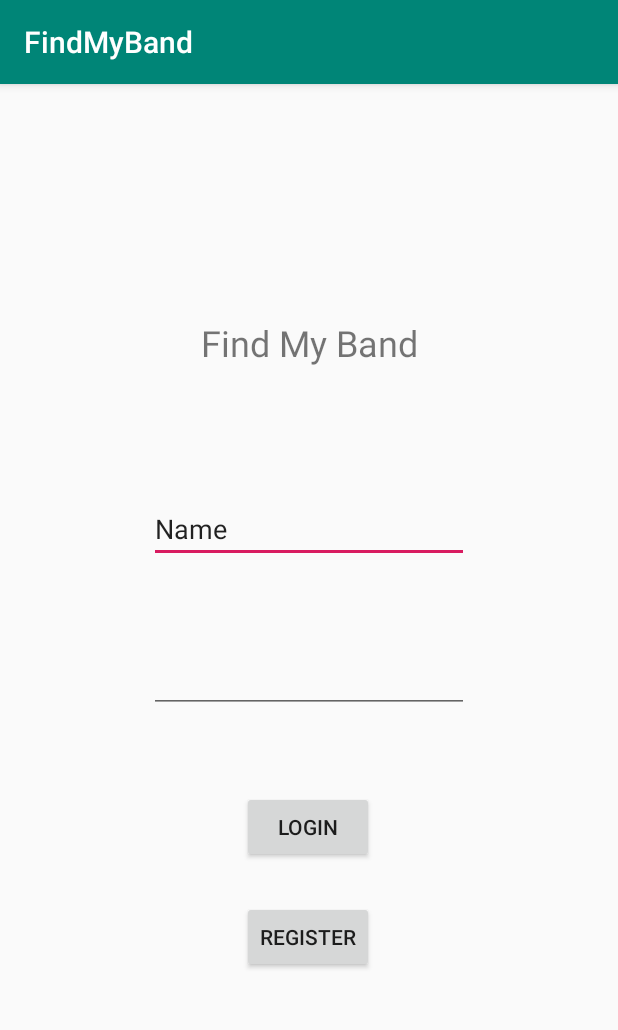
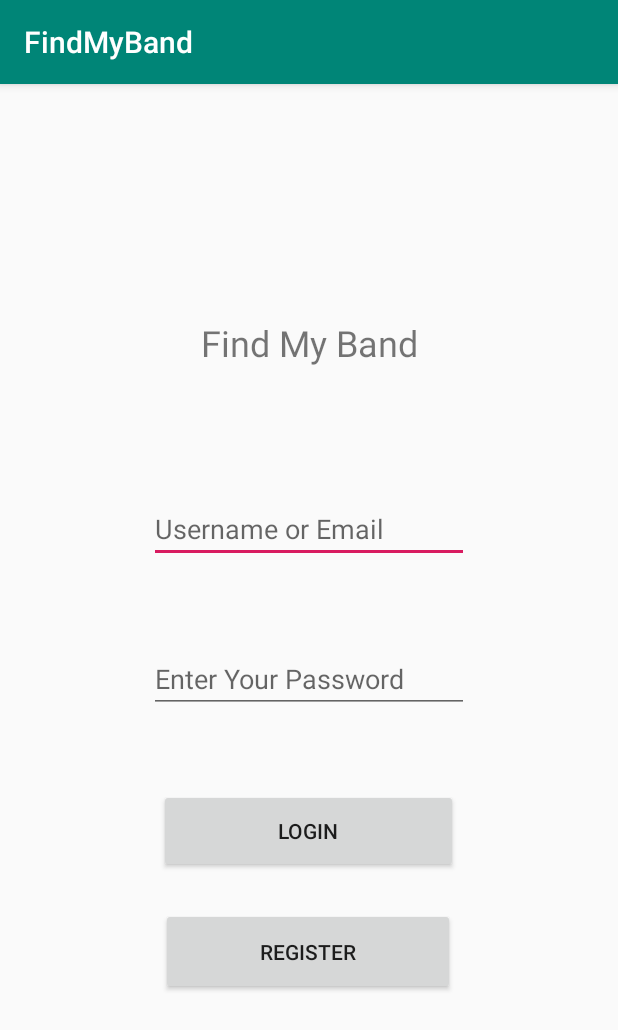
Before and after one commit to Oliverac28/FindMyBand, an Android app: the screen it shows after launch (MainActivity), on a phone screen of 412 x 824 dp. Shown: the top 1030 px of the screen. Run offline under Robolectric (Android 15) with nearby library versions, the phone set to English and light mode, and no system bars.

Commit message:
Merge branch 'master' of https://github.com/Oliverac28/FindMyBand
# Conflicts:
#	app/src/main/java/com/example/findmyband/discovery.java

```diff
--- a/app/src/main/AndroidManifest.xml
+++ b/app/src/main/AndroidManifest.xml
@@ -1,6 +1,8 @@
 <?xml version="1.0" encoding="utf-8"?>
 <manifest xmlns:android="http://schemas.android.com/apk/res/android"
     package="com.example.findmyband">
+
+    <uses-permission android:name="android.permission.INTERNET" />
 
     <application
         android:allowBackup="true"
@@ -9,6 +11,7 @@
         android:roundIcon="@mipmap/ic_launcher_round"
         android:supportsRtl="true"
         android:theme="@style/AppTheme">
+        <activity android:name=".registration"></activity>
         <activity
             android:name=".account"
             android:theme="@style/AppTheme.NoActionBar" />
@@ -30,6 +33,4 @@
         </activity>
     </application>
 
-    <uses-permission android:name="android.permission.INTERNET"/>
-
 </manifest>
--- a/app/src/main/java/com/example/findmyband/MainActivity.java
+++ b/app/src/main/java/com/example/findmyband/MainActivity.java
@@ -1,20 +1,52 @@
 package com.example.findmyband;
 
 import android.content.Intent;
-import android.support.v7.app.AppCompatActivity;
+import androidx.appcompat.app.AppCompatActivity;
 import android.os.Bundle;
 import android.view.View;
+import android.widget.Button;
 
 public class MainActivity extends AppCompatActivity {
+
+    private Button mLogin, mRegister;
+
+
 
     @Override
     protected void onCreate(Bundle savedInstanceState) {
         super.onCreate(savedInstanceState);
         setContentView(R.layout.activity_main);
+
+        mLogin = (Button)findViewById(R.id.loginBtn);
+        mRegister = (Button)findViewById(R.id.registerBtn);
+
+
+        mLogin.setOnClickListener(new View.OnClickListener() {
+            @Override
+            public void onClick(View v) {
+                Intent intent = new Intent(MainActivity.this, discovery.class);
+                startActivity( intent );
+                finish();
+                return;
+            }
+        });
+
+        mRegister.setOnClickListener(new View.OnClickListener() {
+            @Override
+            public void onClick(View v) {
+
+                Intent intent = new Intent(MainActivity.this, registration.class);
+                startActivity( intent );
+                finish();
+                return;
+
+            }
+        });
     }
 
     public void login(View view){
         Intent intent = new Intent(getApplicationContext(), discovery.class);
         startActivity(intent);
     }
+
 }
--- a/app/src/main/res/layout/activity_main.xml
+++ b/app/src/main/res/layout/activity_main.xml
@@ -1,5 +1,5 @@
 <?xml version="1.0" encoding="utf-8"?>
-<android.support.constraint.ConstraintLayout xmlns:android="http://schemas.android.com/apk/res/android"
+<androidx.constraintlayout.widget.ConstraintLayout xmlns:android="http://schemas.android.com/apk/res/android"
     xmlns:app="http://schemas.android.com/apk/res-auto"
     xmlns:tools="http://schemas.android.com/tools"
     android:layout_width="match_parent"
@@ -22,8 +22,8 @@
         android:layout_width="wrap_content"
         android:layout_height="wrap_content"
         android:ems="10"
+        android:hint="Username or Email"
         android:inputType="textPersonName"
-        android:text="Name"
         app:layout_constraintBottom_toBottomOf="parent"
         app:layout_constraintEnd_toEndOf="parent"
         app:layout_constraintStart_toStartOf="parent"
@@ -32,16 +32,15 @@
 
     <Button
         android:id="@+id/loginBtn"
-        android:layout_width="wrap_content"
-        android:layout_height="wrap_content"
+        android:layout_width="199dp"
+        android:layout_height="56dp"
         android:text="Login"
         app:layout_constraintBottom_toBottomOf="parent"
         app:layout_constraintEnd_toEndOf="parent"
         app:layout_constraintHorizontal_bias="0.498"
         app:layout_constraintStart_toStartOf="parent"
         app:layout_constraintTop_toBottomOf="@+id/passwordTxt"
-        app:layout_constraintVertical_bias="0.174"
-        android:onClick="login"/>
+        app:layout_constraintVertical_bias="0.174" />
 
     <EditText
         android:id="@+id/passwordTxt"
@@ -49,22 +48,23 @@
         android:layout_height="wrap_content"
         android:layout_marginTop="100dp"
         android:ems="10"
+        android:hint="Enter Your Password"
         android:inputType="textPassword"
         app:layout_constraintEnd_toEndOf="parent"
         app:layout_constraintStart_toStartOf="parent"
         app:layout_constraintTop_toTopOf="@+id/editText" />
 
     <Button
-        android:id="@+id/registerButton"
-        android:layout_width="wrap_content"
-        android:layout_height="wrap_content"
+        android:id="@+id/registerBtn"
+        android:layout_width="196dp"
+        android:layout_height="58dp"
+        android:onClick="login"
         android:text="Register"
         app:layout_constraintBottom_toBottomOf="parent"
         app:layout_constraintEnd_toEndOf="parent"
         app:layout_constraintHorizontal_bias="0.498"
         app:layout_constraintStart_toStartOf="parent"
         app:layout_constraintTop_toBottomOf="@+id/loginBtn"
-        app:layout_constraintVertical_bias="0.125"
-        android:onClick="login"/>
+        app:layout_constraintVertical_bias="0.125" />
 
-</android.support.constraint.ConstraintLayout>
+</androidx.constraintlayout.widget.ConstraintLayout>
--- a/build.gradle
+++ b/build.gradle
@@ -8,7 +8,8 @@ buildscript {
     }
     dependencies {
         classpath 'com.android.tools.build:gradle:3.4.0'
-        classpath 'com.google.gms:google-services:4.3.2'
+
+        classpath 'com.google.gms:google-services:4.3.3'
 
         // NOTE: Do not place your application dependencies here; they belong
         // in the individual module build.gradle files
@@ -17,7 +18,7 @@ buildscript {
 
 allprojects {
     repositories {
-        google()
+        google()//Google's Maven repository
         jcenter()
 
     }
--- a/gradle.properties
+++ b/gradle.properties
@@ -6,6 +6,8 @@
 # http://www.gradle.org/docs/current/userguide/build_environment.html
 # Specifies the JVM arguments used for the daemon process.
 # The setting is particularly useful for tweaking memory settings.
+android.enableJetifier=true
+android.useAndroidX=true
 org.gradle.jvmargs=-Xmx1536m
 # When configured, Gradle will run in incubating parallel mode.
 # This option should only be used with decoupled projects. More details, visit
```
Also changed, not shown: app/build.gradle (+13 -8 lines), app/src/main/java/com/example/findmyband/account.java (+7 -7 lines), app/src/main/java/com/example/findmyband/discovery.java (+7 -7 lines), app/src/main/java/com/example/findmyband/message.java (+7 -7 lines), app/src/main/java/com/example/findmyband/registration.java (added, +89 -0 lines), app/src/main/java/com/example/findmyband/search.java (+7 -7 lines), app/src/main/res/layout/activity_account.xml (+8 -8 lines), app/src/main/res/layout/activity_discovery.xml (+5 -4 lines), app/src/main/res/layout/activity_message.xml (+4 -4 lines), app/src/main/res/layout/activity_registration.xml (added, +71 -0 lines), app/src/main/res/layout/activity_search.xml (+4 -4 lines), app/src/main/res/values/strings.xml (line endings or trailing spaces), 2 other files.
